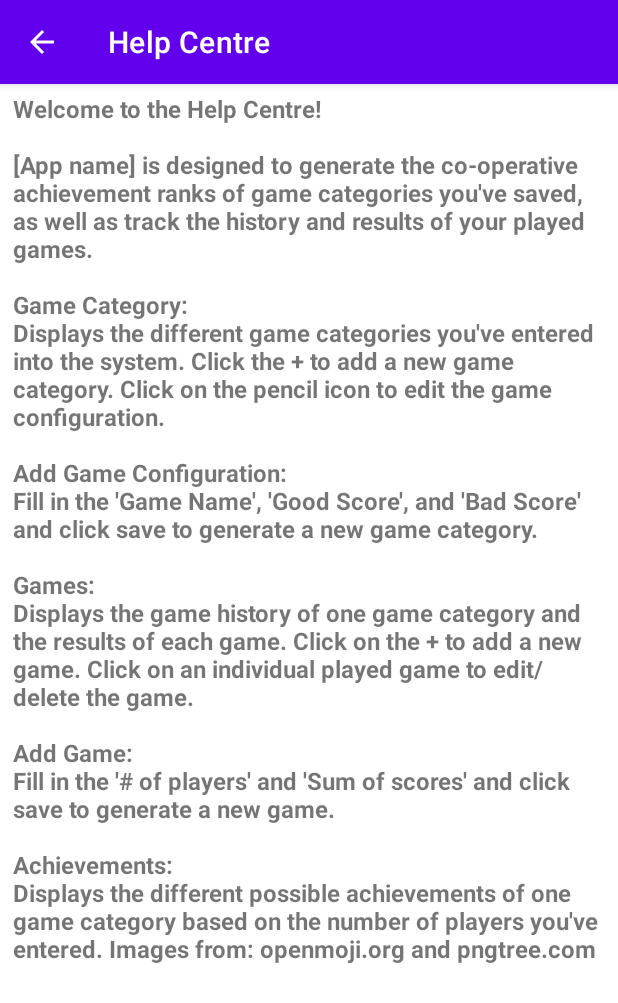
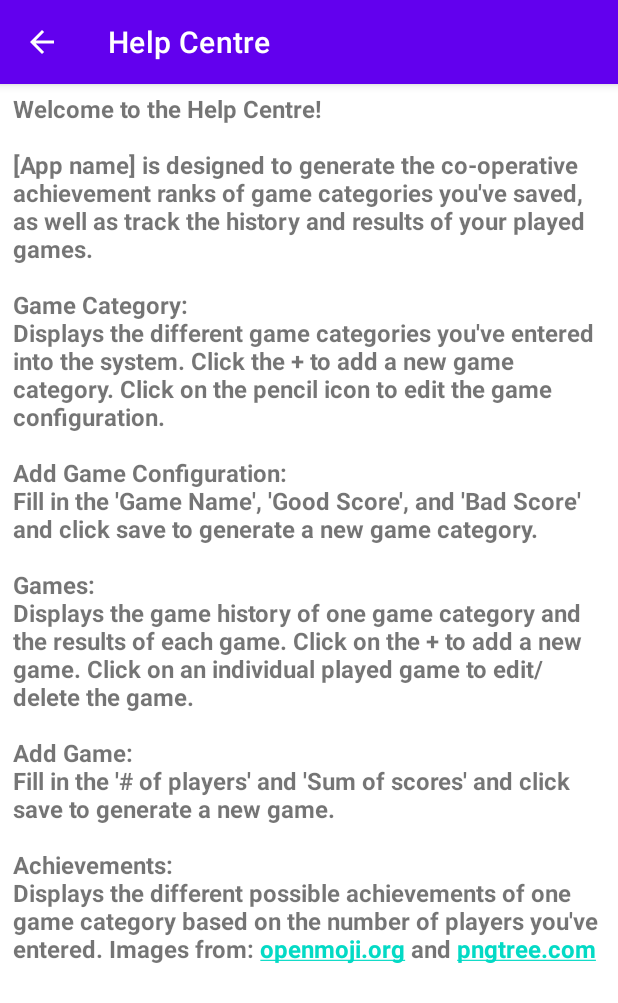
Before and after one commit to mantajdhillon/Game-Manager, an Android app: the HelpActivity screen opened directly, with no data from a screen before it, on a phone screen of 412 x 824 dp. Shown: the top 1003 px of the screen. Run offline under Robolectric (Android 15) with nearby library versions, the phone set to English and light mode, and no system bars.

Commit message:
add hyperlinks to Help Centre

```diff
--- a/app/src/main/java/ca/cmpt276/neon_coopachievement/HelpActivity.java
+++ b/app/src/main/java/ca/cmpt276/neon_coopachievement/HelpActivity.java
@@ -5,8 +5,10 @@
 import androidx.appcompat.app.AppCompatActivity;
 
 import android.os.Bundle;
+import android.text.method.LinkMovementMethod;
 import android.view.Menu;
 import android.view.MenuItem;
+import android.widget.TextView;
 
 /*
     HelpActivity Class
@@ -26,6 +28,9 @@
         ActionBar ab = getSupportActionBar();
         ab.setTitle(R.string.help_activity_title);
         ab.setDisplayHomeAsUpEnabled(true);
+
+        TextView text = findViewById(R.id.tvHelpCentreMessage);
+        text.setMovementMethod(LinkMovementMethod.getInstance());
     }
 
     @Override
--- a/app/src/main/res/values/strings.xml
+++ b/app/src/main/res/values/strings.xml
@@ -27,7 +27,7 @@
 
     <!--Help Screen-->
     <string name="help_activity_title">Help Centre</string>
-    <string name="help_message">Welcome to the Help Centre!\n\n[App name] is designed to generate the co-operative achievement ranks of game categories you\'ve saved, as well as track the history and results of your played games.\n\nGame Category:\nDisplays the different game categories you\'ve entered into the system. Click the + to add a new game category. Click on the pencil icon to edit the game configuration.\n\nAdd Game Configuration:\nFill in the \'Game Name\', \'Good Score\', and \'Bad Score\' and click save to generate a new game category.\n\nGames:\nDisplays the game history of one game category and the results of each game. Click on the + to add a new game. Click on an individual played game to edit/delete the game.\n\nAdd Game:\nFill in the \'# of players\' and \'Sum of scores\' and click save to generate a new game.\n\nAchievements:\nDisplays the different possible achievements of one game category based on the number of players you\'ve entered. Images from: openmoji.org and pngtree.com</string>
+    <string name="help_message">Welcome to the Help Centre!\n\n[App name] is designed to generate the co-operative achievement ranks of game categories you\'ve saved, as well as track the history and results of your played games.\n\nGame Category:\nDisplays the different game categories you\'ve entered into the system. Click the + to add a new game category. Click on the pencil icon to edit the game configuration.\n\nAdd Game Configuration:\nFill in the \'Game Name\', \'Good Score\', and \'Bad Score\' and click save to generate a new game category.\n\nGames:\nDisplays the game history of one game category and the results of each game. Click on the + to add a new game. Click on an individual played game to edit/delete the game.\n\nAdd Game:\nFill in the \'# of players\' and \'Sum of scores\' and click save to generate a new game.\n\nAchievements:\nDisplays the different possible achievements of one game category based on the number of players you\'ve entered. Images from: <a href="https://openmoji.org/">openmoji.org</a> and <a href="https://pngtree.com/">pngtree.com</a></string>
 
     <!--Other-->
     <string name="save">save</string>
```
